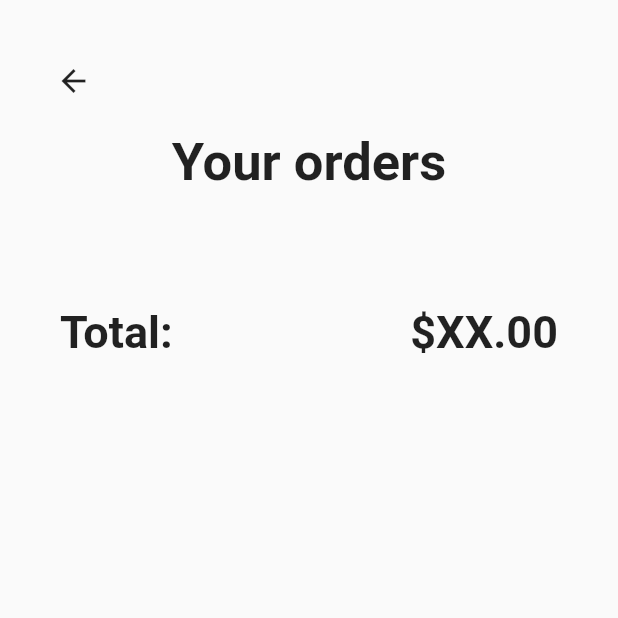
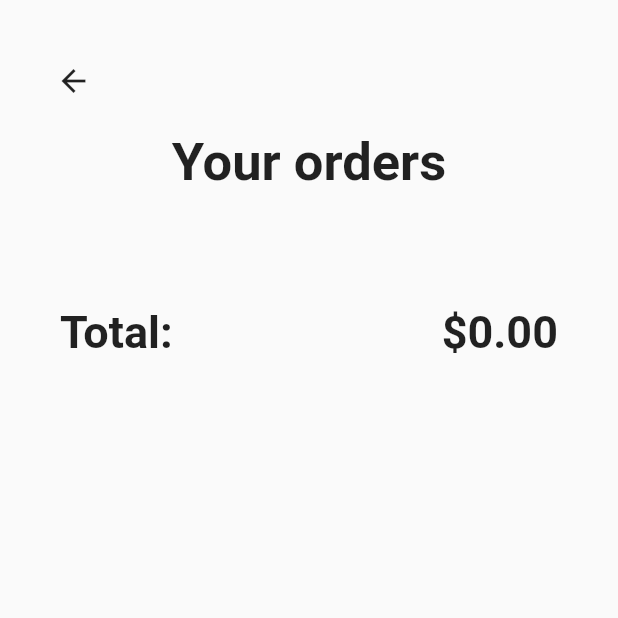
Before and after one commit to NotTheRealEdmund/Food-Delivery-App, a Flutter app: the screen it shows after launch, after a tap on an icon or button, on a phone screen of 412 x 824 dp, the top half of it. Run offline on Flutter 3.47's test engine with Material 2 defaults, Android fonts, the phone set to English and light mode, and no system bars.

Commit message:
Create a method to calculate the total amount

```diff
--- a/app/lib/Checkout/checkout.dart
+++ b/app/lib/Checkout/checkout.dart
@@ -7,6 +7,15 @@ import './checkout_title.dart';
 class Checkout extends StatelessWidget {
   CartList cartList;
   Checkout(this.cartList);
+
+  double getTotalAmount() {
+    double num = 0;
+    for (var item in cartList.getList()) {
+      num += item.quantity * item.price;
+    }
+    return num;
+  }
+
   @override
   Widget build(BuildContext context) {
     return Scaffold(
@@ -72,7 +81,7 @@ class Checkout extends StatelessWidget {
                 ),
                 Padding(
                   padding: EdgeInsets.fromLTRB(0, 0, 40, 0),
-                  child: Text("\$" + "XX.00", style: TextStyle(fontWeight: FontWeight.bold, fontSize: 30.0)),
+                  child: Text("\$" + getTotalAmount().toStringAsFixed(2), style: TextStyle(fontWeight: FontWeight.bold, fontSize: 30.0)),
                 ),
               ],
             ),
```
